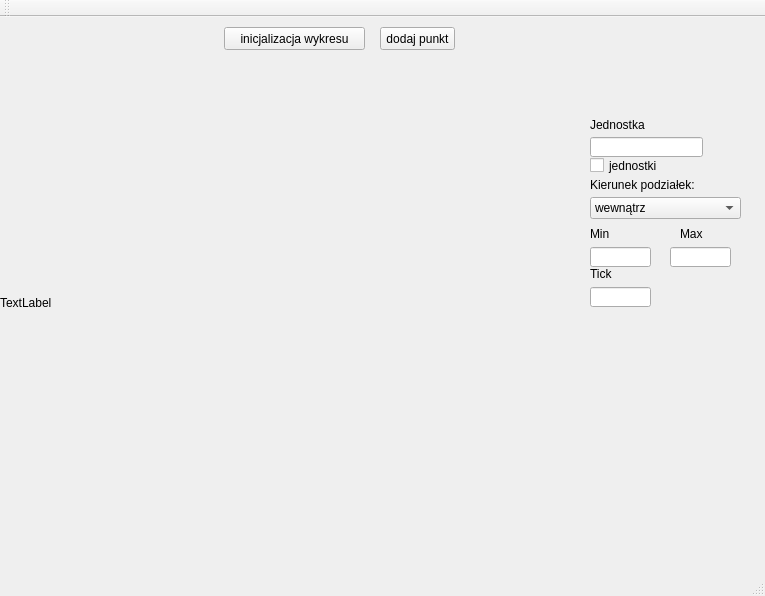
This is mainwindow.ui in piotrek1234/miniscada as Qt 5 draws it before an edit. The edited form follows.
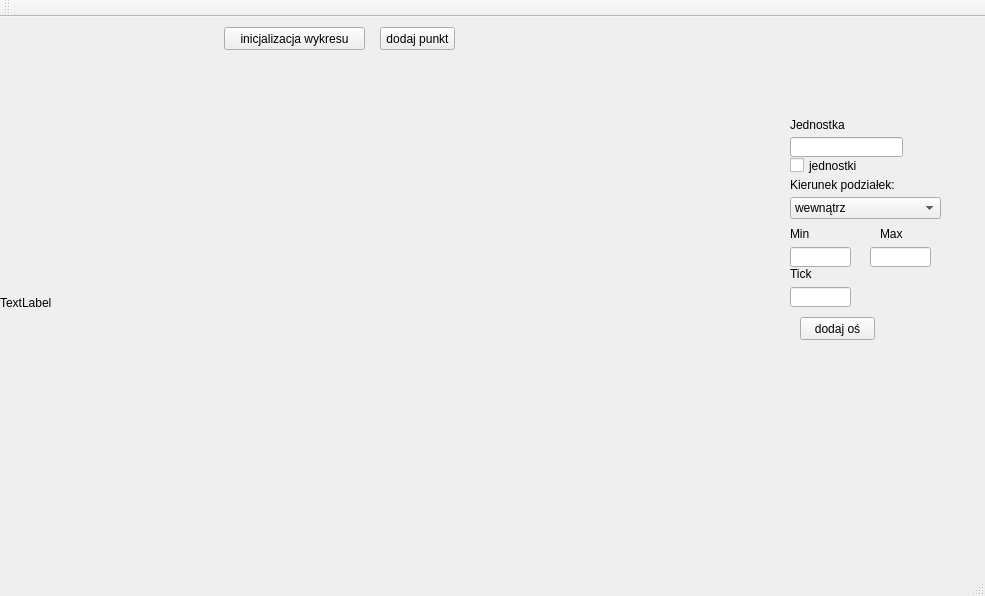
This is the edited form.

```diff
--- a/mainwindow.ui
+++ b/mainwindow.ui
@@ -6,7 +6,7 @@
    <rect>
     <x>0</x>
     <y>0</y>
-    <width>765</width>
+    <width>985</width>
     <height>596</height>
    </rect>
   </property>
@@ -19,7 +19,7 @@
      <rect>
       <x>0</x>
       <y>40</y>
-      <width>571</width>
+      <width>781</width>
       <height>491</height>
      </rect>
     </property>
@@ -56,7 +56,7 @@
    <widget class="QLineEdit" name="eJednostka">
     <property name="geometry">
      <rect>
-      <x>590</x>
+      <x>790</x>
       <y>120</y>
       <width>113</width>
       <height>20</height>
@@ -66,7 +66,7 @@
    <widget class="QCheckBox" name="cJednostka">
     <property name="geometry">
      <rect>
-      <x>590</x>
+      <x>790</x>
       <y>140</y>
       <width>70</width>
       <height>17</height>
@@ -79,7 +79,7 @@
    <widget class="QComboBox" name="cKierunek">
     <property name="geometry">
      <rect>
-      <x>590</x>
+      <x>790</x>
       <y>180</y>
       <width>151</width>
       <height>22</height>
@@ -104,7 +104,7 @@
    <widget class="QLabel" name="label_2">
     <property name="geometry">
      <rect>
-      <x>590</x>
+      <x>790</x>
       <y>160</y>
       <width>131</width>
       <height>16</height>
@@ -117,7 +117,7 @@
    <widget class="QLabel" name="label_3">
     <property name="geometry">
      <rect>
-      <x>590</x>
+      <x>790</x>
       <y>100</y>
       <width>61</width>
       <height>16</height>
@@ -130,7 +130,7 @@
    <widget class="QLabel" name="label_4">
     <property name="geometry">
      <rect>
-      <x>590</x>
+      <x>790</x>
       <y>210</y>
       <width>46</width>
       <height>13</height>
@@ -143,7 +143,7 @@
    <widget class="QLabel" name="label_5">
     <property name="geometry">
      <rect>
-      <x>680</x>
+      <x>880</x>
       <y>210</y>
       <width>46</width>
       <height>13</height>
@@ -156,7 +156,7 @@
    <widget class="QLineEdit" name="eMin">
     <property name="geometry">
      <rect>
-      <x>590</x>
+      <x>790</x>
       <y>230</y>
       <width>61</width>
       <height>20</height>
@@ -166,7 +166,7 @@
    <widget class="QLineEdit" name="eMax">
     <property name="geometry">
      <rect>
-      <x>670</x>
+      <x>870</x>
       <y>230</y>
       <width>61</width>
       <height>20</height>
@@ -176,7 +176,7 @@
    <widget class="QLineEdit" name="eTick">
     <property name="geometry">
      <rect>
-      <x>590</x>
+      <x>790</x>
       <y>270</y>
       <width>61</width>
       <height>20</height>
@@ -186,7 +186,7 @@
    <widget class="QLabel" name="label_6">
     <property name="geometry">
      <rect>
-      <x>590</x>
+      <x>790</x>
       <y>250</y>
       <width>46</width>
       <height>13</height>
@@ -196,6 +196,19 @@
      <string>Tick</string>
     </property>
    </widget>
+   <widget class="QPushButton" name="pushButton_3">
+    <property name="geometry">
+     <rect>
+      <x>800</x>
+      <y>300</y>
+      <width>75</width>
+      <height>23</height>
+     </rect>
+    </property>
+    <property name="text">
+     <string>dodaj oś</string>
+    </property>
+   </widget>
   </widget>
   <widget class="QMenuBar" name="menuBar">
    <property name="geometry">
```
Left out of the diff: 2 changed lines with no effect on the pictures.
